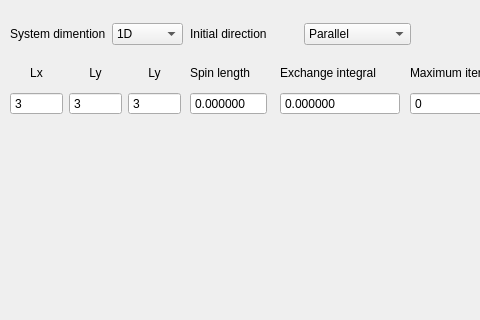
MadComputationalPhys2003/Progect_Gonchar, file FaustSpin/UrFaustGUI_TEST_1/parameters_dialog.ui: the form before one commit; both pictures show x 0 to 480 and y 0 to 320 of the 872 by 573 pixel window.
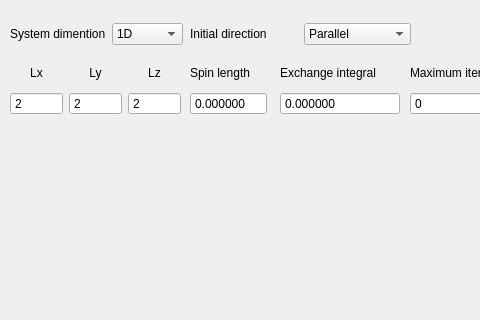
The form after the commit.

The edit to the form file:
```diff
--- a/FaustSpin/UrFaustGUI_TEST_1/parameters_dialog.ui
+++ b/FaustSpin/UrFaustGUI_TEST_1/parameters_dialog.ui
@@ -78,7 +78,7 @@
     <item row="0" column="2">
      <widget class="QLabel" name="label_4">
       <property name="text">
-       <string>&lt;html&gt;&lt;head/&gt;&lt;body&gt;&lt;p align=&quot;center&quot;&gt;Ly&lt;/p&gt;&lt;/body&gt;&lt;/html&gt;</string>
+       <string>&lt;html&gt;&lt;head/&gt;&lt;body&gt;&lt;p align=&quot;center&quot;&gt;Lz&lt;/p&gt;&lt;/body&gt;&lt;/html&gt;</string>
       </property>
      </widget>
     </item>
@@ -88,7 +88,7 @@
        <enum>QAbstractSpinBox::ButtonSymbols::NoButtons</enum>
       </property>
       <property name="minimum">
-       <number>3</number>
+       <number>2</number>
       </property>
      </widget>
     </item>
@@ -98,7 +98,7 @@
        <enum>QAbstractSpinBox::ButtonSymbols::NoButtons</enum>
       </property>
       <property name="minimum">
-       <number>3</number>
+       <number>2</number>
       </property>
      </widget>
     </item>
@@ -108,7 +108,7 @@
        <enum>QAbstractSpinBox::ButtonSymbols::NoButtons</enum>
       </property>
       <property name="minimum">
-       <number>3</number>
+       <number>2</number>
       </property>
      </widget>
     </item>
@@ -272,7 +272,7 @@
     </item>
    </layout>
   </widget>
-  <widget class="QWidget" name="">
+  <widget class="QWidget" name="layoutWidget">
    <property name="geometry">
     <rect>
      <x>290</x>
@@ -305,7 +305,7 @@
     </item>
    </layout>
   </widget>
-  <widget class="QWidget" name="">
+  <widget class="QWidget" name="layoutWidget">
    <property name="geometry">
     <rect>
      <x>670</x>
```
